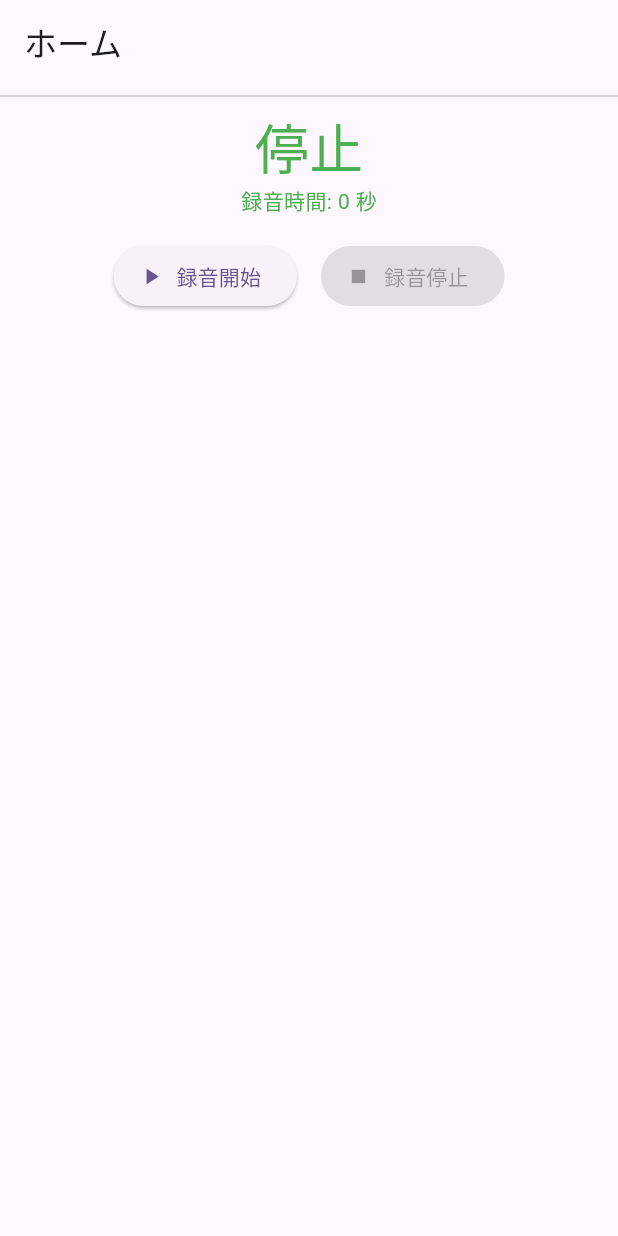
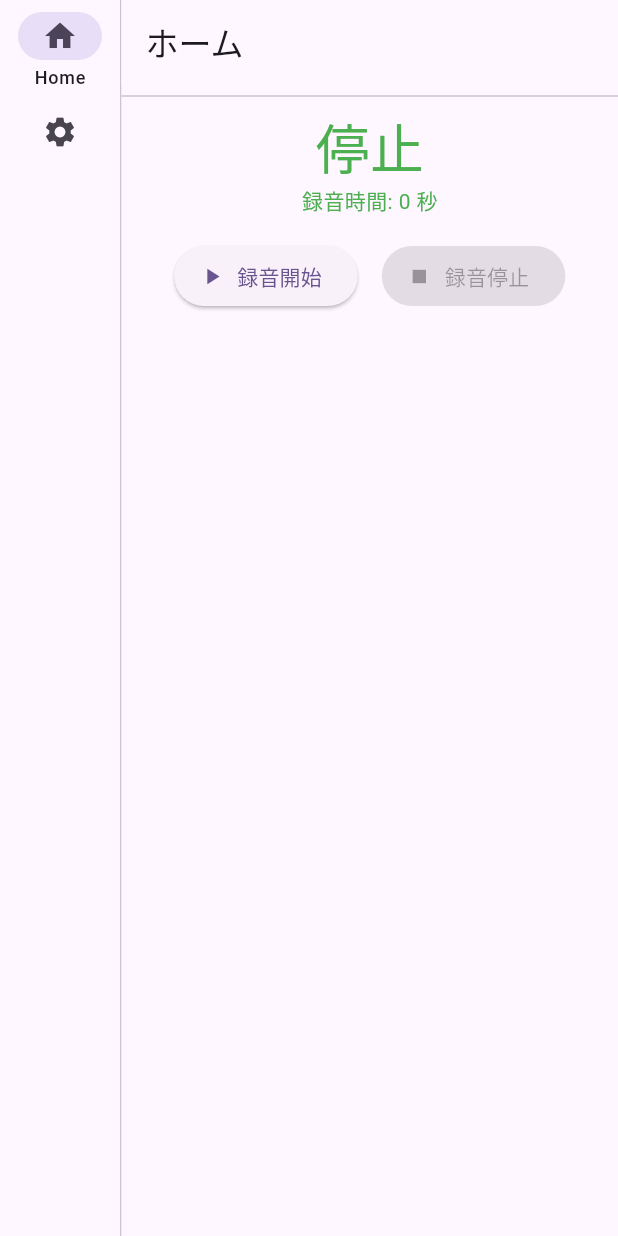
Before and after one commit to hotdrop/record-to-text, a Flutter app: the screen it shows after launch, after a tap on "録音開始", on a phone screen of 412 x 824 dp. Run offline on Flutter 3.47's test engine with Material 3 defaults, Android fonts, the phone set to English and light mode, and no system bars; our stand-ins replace flutter_riverpod, logger; missing offline and left inert: record.

Commit message:
設定ページを実装

```diff
--- a/lib/main.dart
+++ b/lib/main.dart
@@ -1,17 +1,18 @@
 import 'package:flutter/material.dart';
 import 'package:flutter_localizations/flutter_localizations.dart';
 import 'package:flutter_riverpod/flutter_riverpod.dart';
-import 'package:realtime_talk/home_page.dart';
+import 'package:realtime_talk/providers/app_setting_provider.dart';
+import 'package:realtime_talk/ui/base_menu.dart';
 
 void main() {
   runApp(const ProviderScope(child: MyApp()));
 }
 
-class MyApp extends StatelessWidget {
+class MyApp extends ConsumerWidget {
   const MyApp({super.key});
 
   @override
-  Widget build(BuildContext context) {
+  Widget build(BuildContext context, WidgetRef ref) {
     return MaterialApp(
       localizationsDelegates: const [
         GlobalMaterialLocalizations.delegate,
@@ -24,7 +25,34 @@ class MyApp extends StatelessWidget {
         colorScheme: ColorScheme.fromSeed(seedColor: Colors.deepPurple),
         useMaterial3: true,
       ),
-      home: const MyHomePage(),
+      home: ref.watch(appInitFutureProvider).when(
+            data: (_) => const BaseMenu(),
+            error: (error, s) => _ViewOnLoading(errorMessage: '$error'),
+            loading: () => const _ViewOnLoading(),
+          ),
     );
   }
 }
+
+class _ViewOnLoading extends StatelessWidget {
+  const _ViewOnLoading({this.errorMessage});
+
+  final String? errorMessage;
+
+  @override
+  Widget build(BuildContext context) {
+    return Scaffold(
+      appBar: AppBar(
+        title: const Text('Talk Recorder'),
+      ),
+      body: Center(
+        child: errorMessage == null
+            ? const CircularProgressIndicator()
+            : Text(
+                errorMessage!,
+                style: const TextStyle(color: Colors.red),
+              ),
+      ),
+    );
+  }
+}
--- /dev/null
+++ b/lib/providers/app_setting_provider.dart
@@ -0,0 +1,58 @@
+import 'package:flutter_riverpod/flutter_riverpod.dart';
+import 'package:intl/intl.dart';
+import 'package:path_provider/path_provider.dart';
+import 'package:path/path.dart' as path;
+
+final appInitFutureProvider = FutureProvider((ref) async {
+  // ここでアプリに必要な初期処理を行う
+  final cacheDir = await getApplicationCacheDirectory();
+  await ref.read(appSettingNotifierProvider.notifier).refresh(cacheDirPath: cacheDir.path);
+});
+
+final appSettingNotifierProvider = NotifierProvider<AppSettingNotifer, AppSettings>(AppSettingNotifer.new);
+
+class AppSettingNotifer extends Notifier<AppSettings> {
+  @override
+  AppSettings build() {
+    return const AppSettings();
+  }
+
+  Future<void> refresh({required String cacheDirPath}) async {
+    state = state.copyWith(cacheDirPath: cacheDirPath);
+  }
+}
+
+class AppSettings {
+  const AppSettings({
+    this.cacheDirPath = '',
+    this.audioExtension = 'm4a',
+    this.divideSoundMinutes = 1,
+    this.audioChannel = 2,
+  });
+
+  // 一時出力する音声データファイルのディレクトリパス
+  final String cacheDirPath;
+  // 一時出力する音声データファイルの拡張子
+  final String audioExtension;
+  // 録音データの分割分数（1か5か10にする
+  final int divideSoundMinutes;
+  // オーディオ音源のチャネル。numChannelはデフォルト2
+  final int audioChannel;
+
+  // TODO フィラー除去のプロンプト
+  // TODO 統合時のContext長
+
+  String createSoundFilePath() {
+    final dateFormat = DateFormat('yyyyMMddHHmmss');
+    final fileName = '${dateFormat.format(DateTime.now())}.$audioExtension';
+    return path.join(cacheDirPath, fileName);
+  }
+
+  AppSettings copyWith({String? cacheDirPath, String? audioExtension, int? divideSoundMinutes}) {
+    return AppSettings(
+      cacheDirPath: cacheDirPath ?? this.cacheDirPath,
+      audioExtension: audioExtension ?? this.audioExtension,
+      divideSoundMinutes: divideSoundMinutes ?? this.divideSoundMinutes,
+    );
+  }
+}
--- a/lib/providers/record_provider.dart
+++ b/lib/providers/record_provider.dart
@@ -1,9 +1,9 @@
 import 'dart:async';
-import 'package:path/path.dart' as path;
 
 import 'package:flutter_riverpod/flutter_riverpod.dart';
-import 'package:path_provider/path_provider.dart';
+
 import 'package:realtime_talk/common/app_logger.dart';
+import 'package:realtime_talk/providers/app_setting_provider.dart';
 import 'package:realtime_talk/providers/sound_files_provider.dart';
 import 'package:realtime_talk/providers/timer_provider.dart';
 import 'package:record/record.dart';
@@ -26,10 +26,11 @@ class RecordNotifier extends Notifier<AudioRecorder> {
   Future<void> start() async {
     try {
       if (await state.hasPermission()) {
-        const config = RecordConfig(encoder: AudioEncoder.aacLc);
+        final appSetting = ref.read(appSettingNotifierProvider);
+        final config = RecordConfig(encoder: AudioEncoder.aacLc, numChannels: appSetting.audioChannel);
         // 初回録音を実行し、以降は一定間隔で録音データを管理する
         ref.read(timerProvider.notifier).start();
-        await state.start(config, path: await _getPath());
+        await state.start(config, path: appSetting.createSoundFilePath());
         await _onLoadLoopRecording(config);
       }
     } catch (e, s) {
@@ -47,12 +48,13 @@ class RecordNotifier extends Notifier<AudioRecorder> {
   }
 
   Future<void> _onLoadLoopRecording(RecordConfig config) async {
+    final appSetting = ref.read(appSettingNotifierProvider);
     // X分ごとに音声データを保存する
-    _segmentTimer = Timer.periodic(const Duration(minutes: 5), (timer) async {
+    _segmentTimer = Timer.periodic(Duration(minutes: appSetting.divideSoundMinutes), (timer) async {
       // 現在のセグメントを保存し、音声データを生成
       await _saveCurrentSegment();
       // 新しいセグメントの録音を開始
-      await state.start(config, path: await _getPath());
+      await state.start(config, path: appSetting.createSoundFilePath());
     });
     ref.read(isRecordingProvider.notifier).state = true;
   }
@@ -68,11 +70,6 @@ class RecordNotifier extends Notifier<AudioRecorder> {
       _elapsedTime = ref.read(timerProvider);
     }
   }
-
-  Future<String> _getPath() async {
-    final dir = await getApplicationCacheDirectory();
-    return path.join(dir.path, '${DateTime.now().millisecondsSinceEpoch}.m4a');
-  }
 }
 
 final isRecordingProvider = StateProvider<bool>((ref) => false);
--- /dev/null
+++ b/lib/ui/base_menu.dart
@@ -0,0 +1,62 @@
+import 'package:flutter/material.dart';
+import 'package:realtime_talk/ui/appsetting/app_setting_page.dart';
+import 'package:realtime_talk/ui/home/home_page.dart';
+
+class BaseMenu extends StatefulWidget {
+  const BaseMenu({super.key});
+
+  @override
+  State<BaseMenu> createState() => _BaseMenuState();
+}
+
+class _BaseMenuState extends State<BaseMenu> {
+  static const int _homeIndex = 0;
+  static const int _appSettingIndex = 1;
+
+  int _selectIndex = _homeIndex;
+
+  @override
+  Widget build(BuildContext context) {
+    return Scaffold(
+      body: Row(
+        children: [
+          NavigationRail(
+            destinations: destinations
+                .map((e) => NavigationRailDestination(
+                      icon: e.icon,
+                      label: Text(e.title),
+                    ))
+                .toList(),
+            selectedIndex: _selectIndex,
+            onDestinationSelected: (index) {
+              setState(() => _selectIndex = index);
+            },
+            labelType: NavigationRailLabelType.selected,
+          ),
+          const VerticalDivider(thickness: 1, width: 1),
+          Expanded(child: _menuView(_selectIndex)),
+        ],
+      ),
+    );
+  }
+
+  List<Destination> get destinations => <Destination>[
+        const Destination('Home', Icon(Icons.home)),
+        const Destination('Setting', Icon(Icons.settings)),
+      ];
+
+  Widget _menuView(int index) {
+    return switch (index) {
+      _homeIndex => const HomePage(),
+      _appSettingIndex => const AppSettingPage(),
+      _ => throw Exception(['不正なIndexです index=$index']),
+    };
+  }
+}
+
+class Destination {
+  const Destination(this.title, this.icon);
+
+  final String title;
+  final Widget icon;
+}
--- a/lib/home_page.dart
+++ b/lib/ui/home/home_page.dart
@@ -4,8 +4,8 @@ import 'package:realtime_talk/providers/record_provider.dart';
 import 'package:realtime_talk/providers/sound_files_provider.dart';
 import 'package:realtime_talk/providers/timer_provider.dart';
 
-class MyHomePage extends StatelessWidget {
-  const MyHomePage({super.key});
+class HomePage extends StatelessWidget {
+  const HomePage({super.key});
 
   @override
   Widget build(BuildContext context) {
--- a/pubspec.yaml
+++ b/pubspec.yaml
@@ -26,6 +26,7 @@ dependencies:
   # other
   path_provider: ^2.1.2
   path: ^1.8.3
+  intl: ^0.18.1
   logger: ^2.0.2
 
 dev_dependencies:
```
Also changed, not shown: lib/ui/appsetting/app_setting_page.dart (added, +44 -0 lines), pubspec.lock, 1 other file.
